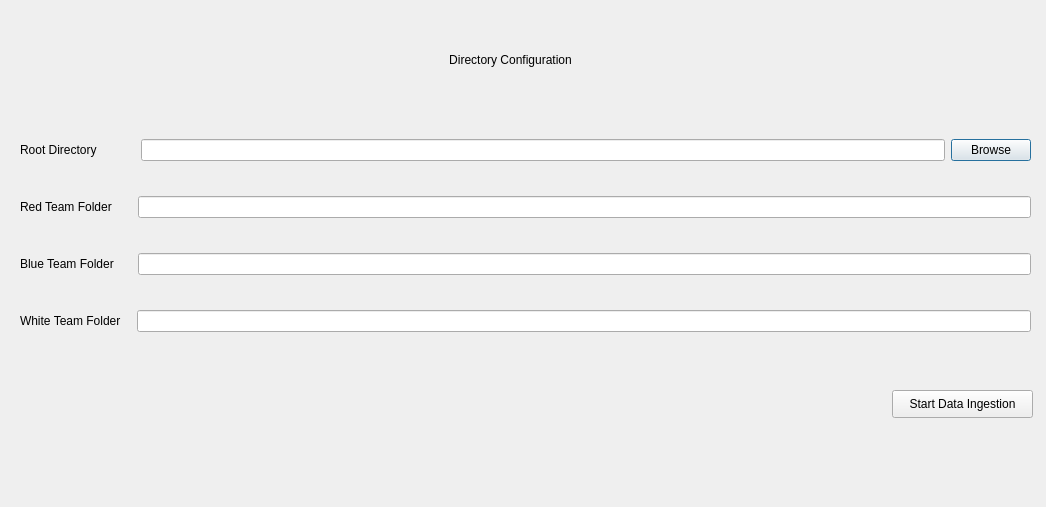
Before: the Qt Designer form app/views/ui/PICK_DirectoryConfig.ui in galvarez6/pick-tool-team07-runtime-terror, drawn with Qt 5.
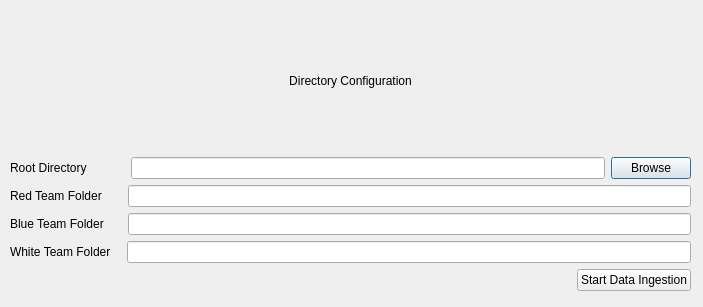
After: the same form once the commit is applied.

Commit message: Adding Node model representation class, adding directory configuration view, updating app to flow into directory config view

Diff of the .ui file:
```diff
--- a/app/views/ui/PICK_DirectoryConfig.ui
+++ b/app/views/ui/PICK_DirectoryConfig.ui
@@ -6,8 +6,8 @@
    <rect>
     <x>0</x>
     <y>0</y>
-    <width>1046</width>
-    <height>507</height>
+    <width>703</width>
+    <height>307</height>
    </rect>
   </property>
   <property name="windowTitle">
@@ -16,13 +16,23 @@
   <widget class="QWidget" name="verticalLayoutWidget">
    <property name="geometry">
     <rect>
-     <x>20</x>
-     <y>110</y>
-     <width>1011</width>
-     <height>251</height>
+     <x>10</x>
+     <y>10</y>
+     <width>681</width>
+     <height>281</height>
     </rect>
    </property>
    <layout class="QVBoxLayout" name="verticalLayout">
+    <item>
+     <widget class="QLabel" name="label_5">
+      <property name="text">
+       <string>Directory Configuration</string>
+      </property>
+      <property name="alignment">
+       <set>Qt::AlignCenter</set>
+      </property>
+     </widget>
+    </item>
     <item>
      <layout class="QHBoxLayout" name="horizontalLayout">
       <item>
@@ -150,40 +160,29 @@
       </item>
      </layout>
     </item>
-   </layout>
-  </widget>
-  <widget class="QPushButton" name="pushButton">
-   <property name="geometry">
-    <rect>
-     <x>892</x>
-     <y>390</y>
-     <width>141</width>
-     <height>28</height>
-    </rect>
-   </property>
-   <property name="text">
-    <string>Start Data Ingestion</string>
-   </property>
-  </widget>
-  <widget class="QWidget" name="verticalLayoutWidget_2">
-   <property name="geometry">
-    <rect>
-     <x>340</x>
-     <y>20</y>
-     <width>341</width>
-     <height>80</height>
-    </rect>
-   </property>
-   <layout class="QVBoxLayout" name="verticalLayout_2">
     <item>
-     <widget class="QLabel" name="label_5">
-      <property name="text">
-       <string>Directory Configuration</string>
-      </property>
-      <property name="alignment">
-       <set>Qt::AlignCenter</set>
-      </property>
-     </widget>
+     <layout class="QHBoxLayout" name="horizontalLayout_5">
+      <item>
+       <spacer name="horizontalSpacer_5">
+        <property name="orientation">
+         <enum>Qt::Horizontal</enum>
+        </property>
+        <property name="sizeHint" stdset="0">
+         <size>
+          <width>40</width>
+          <height>20</height>
+         </size>
+        </property>
+       </spacer>
+      </item>
+      <item>
+       <widget class="QPushButton" name="pushButton">
+        <property name="text">
+         <string>Start Data Ingestion</string>
+        </property>
+       </widget>
+      </item>
+     </layout>
     </item>
    </layout>
   </widget>
```
The commit also changes 8 other files.
